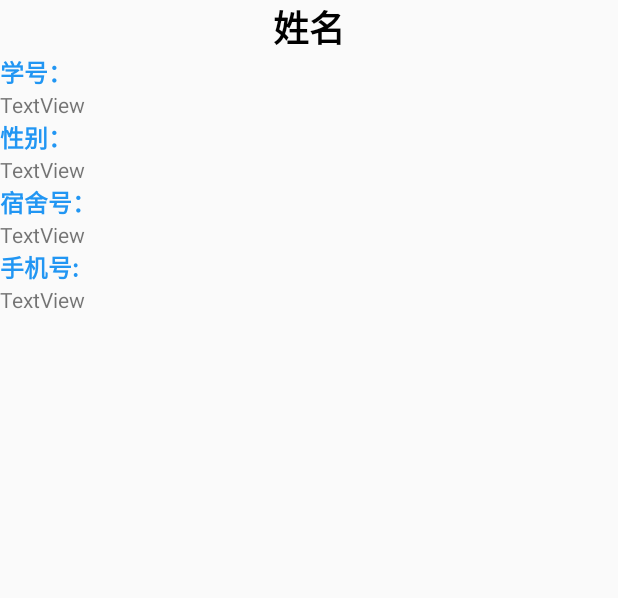
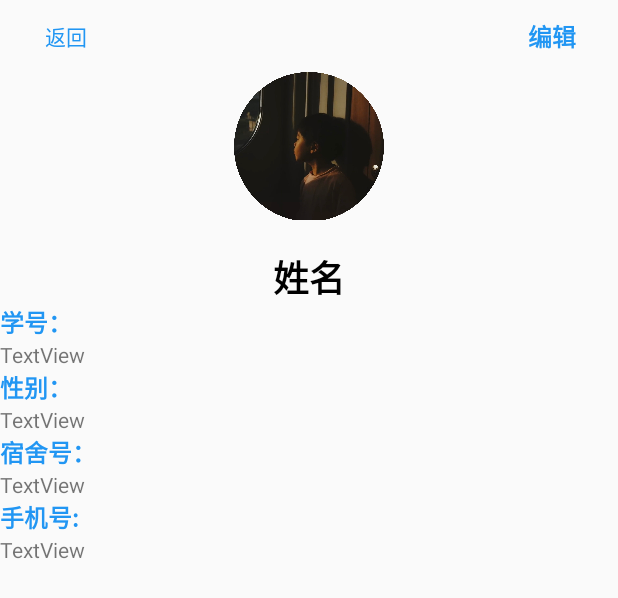
Before and after one commit to LengMingxuan/Android_finalExam, an Android app: the layout activity_detailed_userinfo.xml on its own in the app's theme, with its tools: preview values and no code run, on a phone screen of 412 x 824 dp. Shown: the top 598 px of the screen. Run offline under Robolectric (Android 15) with nearby library versions, the phone set to English and light mode, and no system bars.

Commit message:
添加了用户详情界面的“编辑”功能

```diff
--- a/app/src/main/AndroidManifest.xml
+++ b/app/src/main/AndroidManifest.xml
@@ -9,7 +9,8 @@
         android:roundIcon="@mipmap/ic_launcher_round"
         android:supportsRtl="true"
         android:theme="@style/Theme.FinalExam">
-        <activity android:name=".DetailedUserinfo_Activity"></activity>
+        <activity android:name=".EditItemInfoFrDb"></activity>
+        <activity android:name=".DetailedUserinfo_Activity" />
         <activity android:name=".firing_Activity">
             <intent-filter>
                 <action android:name="android.intent.action.MAIN" />
@@ -17,7 +18,7 @@
                 <category android:name="android.intent.category.LAUNCHER" />
             </intent-filter>
         </activity>
-        <activity android:name=".MainActivity"></activity>
+        <activity android:name=".MainActivity" />
     </application>
 
 </manifest>
--- /dev/null
+++ b/app/src/main/java/com/lyulmx/finalexam/RoundImageView.java
@@ -0,0 +1,91 @@
+package com.lyulmx.finalexam;
+
+import android.annotation.SuppressLint;
+import android.content.Context;
+import android.graphics.Bitmap;
+import android.graphics.Bitmap.Config;
+import android.graphics.Canvas;
+import android.graphics.Paint;
+import android.graphics.PorterDuff.Mode;
+import android.graphics.PorterDuffXfermode;
+import android.graphics.Rect;
+import android.graphics.drawable.BitmapDrawable;
+import android.graphics.drawable.Drawable;
+import android.util.AttributeSet;
+import android.widget.ImageView;
+
+
+/**
+ * 自定义的圆形ImageView，可以直接当组件在布局中使用。
+ * @author caizhiming
+ *
+ */
+@SuppressLint("AppCompatCustomView")
+public class RoundImageView extends ImageView{
+
+
+    private Paint paint ;
+
+    public RoundImageView(Context context) {
+        this(context,null);
+    }
+
+    public RoundImageView(Context context, AttributeSet attrs) {
+        this(context, attrs,0);
+    }
+
+    public RoundImageView(Context context, AttributeSet attrs, int defStyle) {
+        super(context, attrs, defStyle);
+        paint = new Paint();
+
+    }
+
+    /**
+     * 绘制圆形图片
+     * @author caizhiming
+     */
+    @Override
+    protected void onDraw(Canvas canvas) {
+
+        Drawable drawable = getDrawable();
+        if (null != drawable) {
+            Bitmap bitmap = ((BitmapDrawable) drawable).getBitmap();
+            Bitmap b = getCircleBitmap(bitmap, 14);
+            final Rect rectSrc = new Rect(0, 0, b.getWidth(), b.getHeight());
+            final Rect rectDest = new Rect(0,0,getWidth(),getHeight());
+            paint.reset();
+            canvas.drawBitmap(b, rectSrc, rectDest, paint);
+
+        } else {
+            super.onDraw(canvas);
+        }
+    }
+
+    /**
+     * 获取圆形图片方法
+     * @param bitmap
+     * @param pixels
+     * @return Bitmap
+     * @author caizhiming
+     */
+    private Bitmap getCircleBitmap(Bitmap bitmap, int pixels) {
+        Bitmap output = Bitmap.createBitmap(bitmap.getWidth(),
+                bitmap.getHeight(), Config.ARGB_8888);
+        Canvas canvas = new Canvas(output);
+
+        final int color = 0xff424242;
+
+        final Rect rect = new Rect(0, 0, bitmap.getWidth(), bitmap.getHeight());
+        paint.setAntiAlias(true);
+        canvas.drawARGB(0, 0, 0, 0);
+        paint.setColor(color);
+        int x = bitmap.getWidth();
+
+        canvas.drawCircle(x / 2, x / 2, x / 2, paint);
+        paint.setXfermode(new PorterDuffXfermode(Mode.SRC_IN));
+        canvas.drawBitmap(bitmap, rect, rect, paint);
+        return output;
+
+
+    }
+}
--- a/app/src/main/java/com/lyulmx/finalexam/firing_Activity.java
+++ b/app/src/main/java/com/lyulmx/finalexam/firing_Activity.java
@@ -27,11 +27,14 @@ public class firing_Activity extends AppCompatActivity {
     @Override
     protected void onCreate(Bundle savedInstanceState) {
         super.onCreate(savedInstanceState);
+        setContentView(R.layout.activity_firing);
+
         //背景图片
         this.getWindow().setBackgroundDrawableResource(R.drawable._back);
 
-        setContentView(R.layout.activity_firing);
         btnQckIN = findViewById(R.id.btnQuickIn);
+
+
         Thread myThread = new Thread() {//创建子线程
             @Override
             public void run() {
@@ -57,6 +60,7 @@ public class firing_Activity extends AppCompatActivity {
             }
         };
         myThread.start();//启动线程
+
         btnQckIN.setOnClickListener(new View.OnClickListener() {
             @Override
             public void onClick(View v) {
--- a/app/src/main/res/layout/activity_detailed_userinfo.xml
+++ b/app/src/main/res/layout/activity_detailed_userinfo.xml
@@ -7,6 +7,63 @@
     tools:context=".DetailedUserinfo_Activity"
     android:orientation="vertical">
 
+    <LinearLayout
+        android:layout_width="match_parent"
+        android:layout_height="wrap_content"
+        android:orientation="horizontal">
+
+        <Button
+            android:id="@+id/btnBackAduToListview"
+            android:layout_width="wrap_content"
+            android:layout_height="wrap_content"
+            android:background="#00FFFFFF"
+            android:text="返回"
+            android:textColor="#2196F3"
+            android:layout_gravity="left" />
+
+        <Space
+            android:layout_width="wrap_content"
+            android:layout_height="wrap_content"
+            android:layout_weight="1" />
+
+        <Button
+            android:id="@+id/btnEdit"
+            android:layout_width="wrap_content"
+            android:layout_height="wrap_content"
+            android:background="#00FFFFFF"
+            android:text="编辑"
+            android:textAllCaps="false"
+            android:textColor="#2196F3"
+            android:textSize="16sp"
+            android:textStyle="bold"
+            android:layout_gravity="right"
+            />
+    </LinearLayout>
+
+    <LinearLayout
+        android:layout_width="match_parent"
+        android:layout_height="wrap_content"
+        android:gravity="center"
+        android:paddingRight="20dp"
+        android:paddingLeft="20dp"
+        android:paddingBottom="20dp">
+
+        <com.lyulmx.finalexam.RoundImageView
+            android:id="@+id/userPhoto"
+            android:layout_width="wrap_content"
+            android:layout_height="wrap_content"
+            android:layout_gravity="center"
+            android:adjustViewBounds="true"
+            android:maxWidth="100dp"
+            android:maxHeight="100dp"
+            android:scaleType="fitCenter"
+            android:src="@drawable/tx1" />
+    </LinearLayout>
+
+    <LinearLayout
+        android:layout_width="match_parent"
+        android:layout_height="wrap_content"
+        android:orientation="vertical">
         <TextView
             android:id="@+id/ADU_stuName"
             android:layout_width="wrap_content"
@@ -105,3 +162,4 @@
         </LinearLayout>
 
     </LinearLayout>
+</LinearLayout>
```
Also changed, not shown: app/src/main/java/com/lyulmx/finalexam/DetailedUserinfo_Activity.java (+34 -3 lines), app/src/main/java/com/lyulmx/finalexam/EditItemInfoFrDb.java (added, +171 -0 lines), app/src/main/res/layout/activity_edit_item_info_fr_db.xml (added, +108 -0 lines), app/src/main/res/drawable/tx1.PNG (added). Lines whose indentation alone changed are shown as unchanged.
